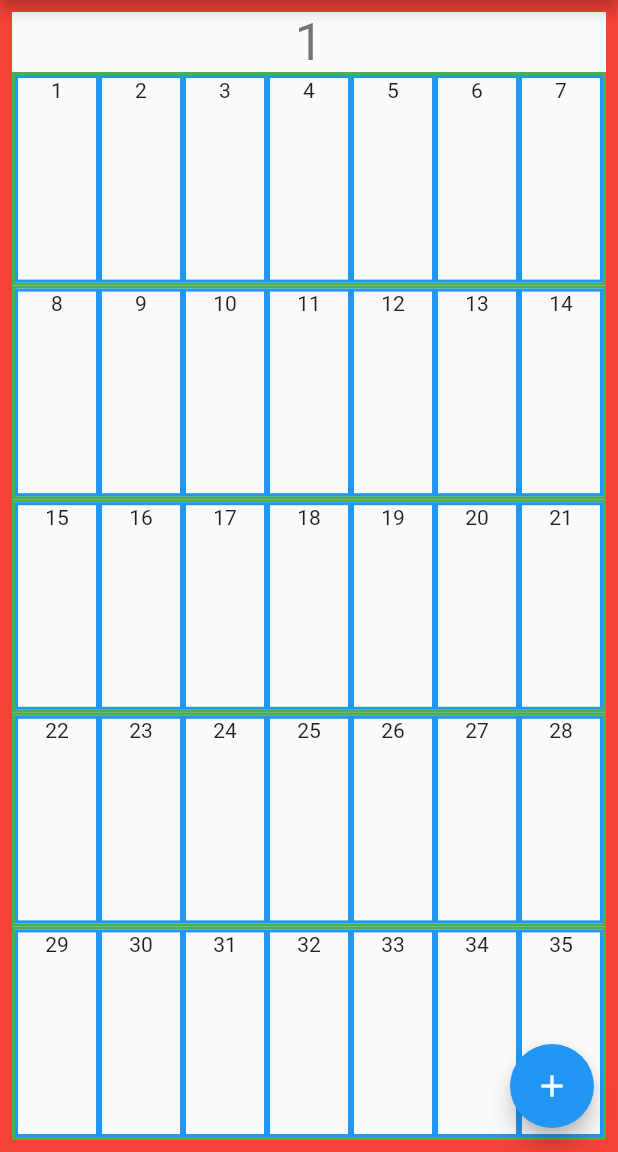
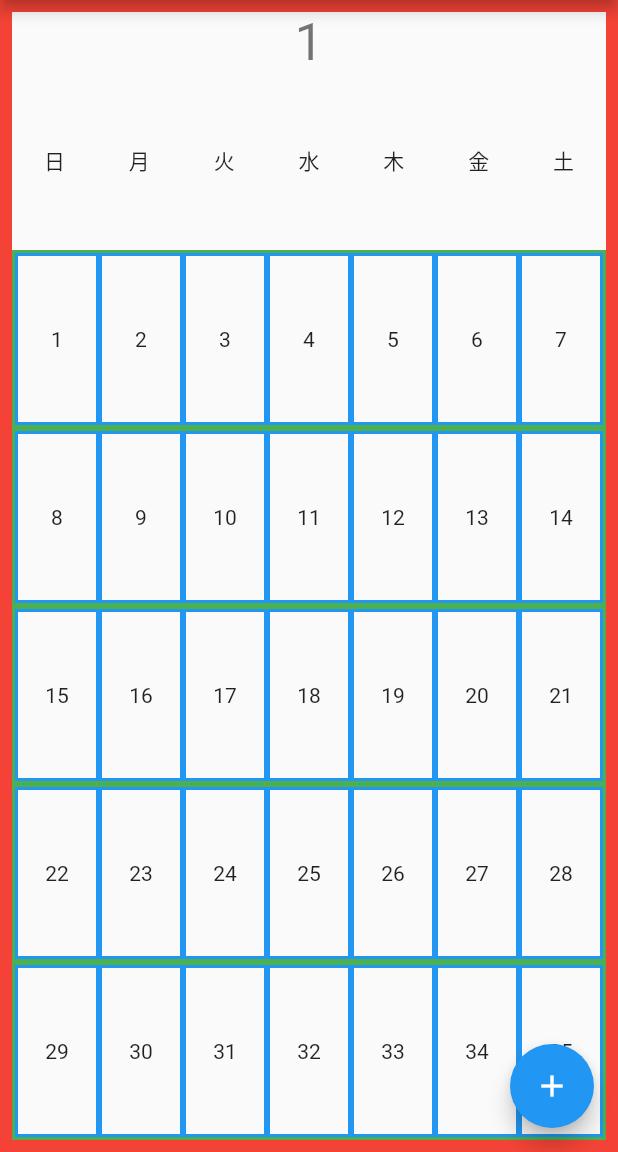
Before and after one commit to datsuns/stamp-calendar, a Flutter app: the screen it shows after launch, after a tap on an icon or button, on a phone screen of 412 x 824 dp, the part 84-1236 px from its top. Run offline on Flutter 3.47's test engine with Material 2 defaults, Android fonts, the phone set to English and light mode, and no system bars.

Commit message:
add week title

```diff
--- a/lib/main.dart
+++ b/lib/main.dart
@@ -48,19 +48,10 @@ class MyHomePage extends StatefulWidget {
 
 class _MyHomePageState extends State<MyHomePage> {
   int _counter = 0;
-  var _dayBody = <Widget>[
-      Center( child: Text('1') ),
-      Icon(Icons.check_box),
-  ];
-  Map<int, List<Widget>> _dayAll = {};
+
 
   Widget generateOneDay(BuildContext context, int day) {
-    var b = List<Widget>();
-    b.add(Center( child:Text(day.toString())));
-
-    this._dayAll[day] = b;
-    //var c = Column( children: this._dayArray[day].Body() );
-    var c = Column( children: this._dayAll[day] );
+    var c = Center(child:Text(day.toString()));
 
     var body = Container(
         decoration: BoxDecoration(border: Border.all(
@@ -76,11 +67,25 @@ class _MyHomePageState extends State<MyHomePage> {
         setState(() {
           print("day ${day} pushed");
           _counter++;
-          this._dayAll[day].add(Icon(Icons.add));
         });
       },
 
       child: body,
+    );
+  }
+
+  Widget generateWeekTitle(BuildContext context) {
+    return Row(
+      mainAxisAlignment: MainAxisAlignment.spaceEvenly,
+      children: <Widget>[
+        Expanded( child: Center( child: Text("日"), ) ),
+        Expanded( child: Center( child: Text("月"), ) ),
+        Expanded( child: Center( child: Text("火"), ) ),
+        Expanded( child: Center( child: Text("水"), ) ),
+        Expanded( child: Center( child: Text("木"), ) ),
+        Expanded( child: Center( child: Text("金"), ) ),
+        Expanded( child: Center( child: Text("土"), ) ),
+      ],
     );
   }
 
@@ -121,6 +126,7 @@ class _MyHomePageState extends State<MyHomePage> {
             '$_counter',
             style: Theme.of(context).textTheme.display1,
           ),
+          Expanded( child: generateWeekTitle(context) ),
           Expanded( child: generateOneWeek(context, 1) ),
           Expanded( child: generateOneWeek(context, 8) ),
           Expanded( child: generateOneWeek(context, 15) ),
```
